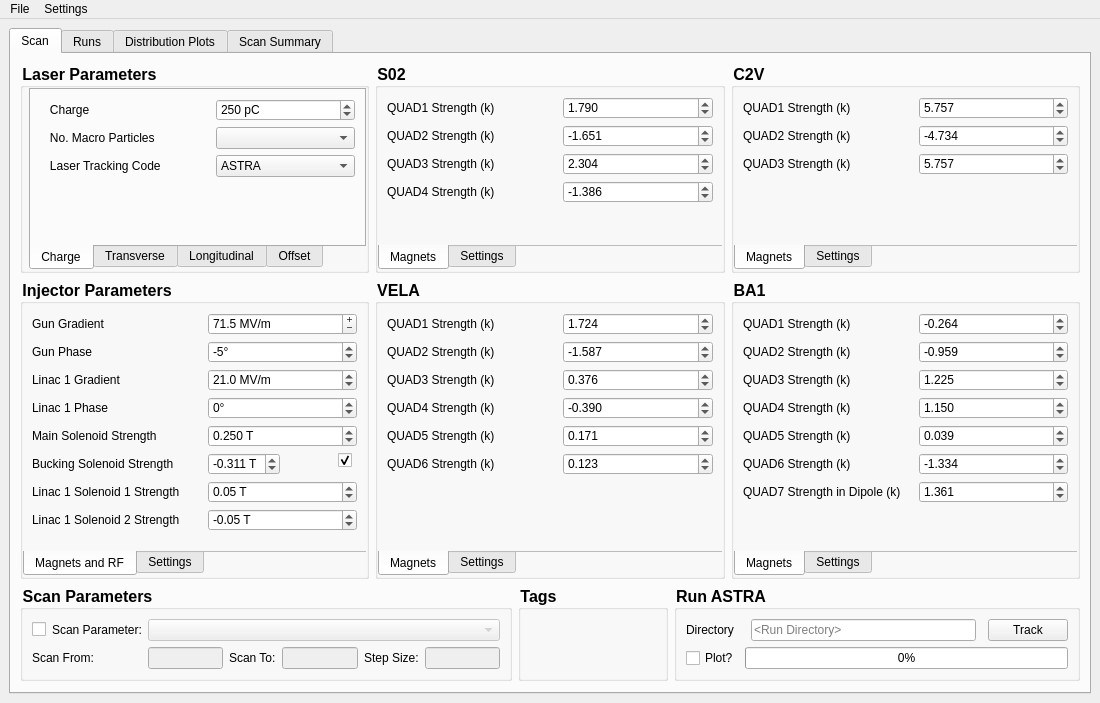
Before: the Qt Designer form astra_comparison_gui_tabs_Linac.ui in VELA-CLARA-software/OnlineModel, drawn with Qt 5.
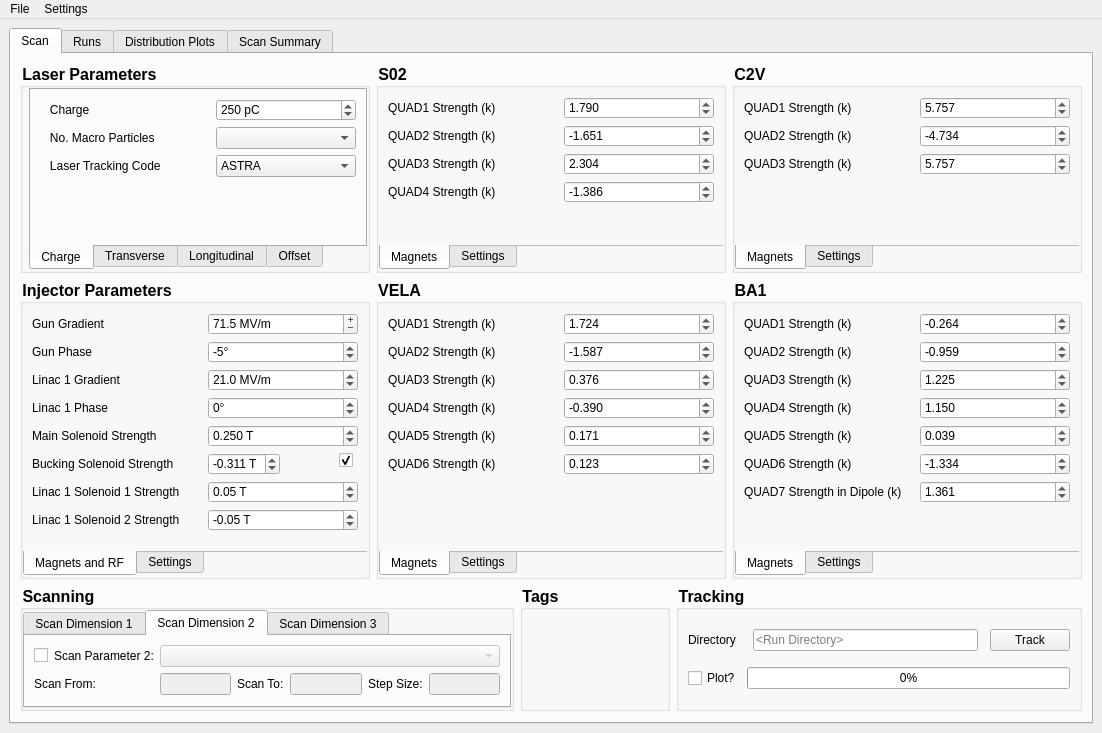
After: the same form once the commit is applied. The open tabs and pages were chosen to show the change. Custom widgets are drawn as their Qt base class.

Commit message: Started making 3D scans

```diff
--- a/astra_comparison_gui_tabs_Linac.ui
+++ b/astra_comparison_gui_tabs_Linac.ui
@@ -6,8 +6,8 @@
    <rect>
     <x>0</x>
     <y>0</y>
-    <width>1100</width>
-    <height>667</height>
+    <width>1102</width>
+    <height>690</height>
    </rect>
   </property>
   <property name="sizePolicy">
@@ -2042,23 +2042,36 @@
            </property>
            <item>
             <widget class="QGroupBox" name="scan_groupBox">
+             <property name="title">
+              <string>Scanning</string>
+             </property>
+             <layout class="QHBoxLayout" name="horizontalLayout_2">
+              <property name="spacing">
+               <number>0</number>
+              </property>
+              <property name="margin">
+               <number>0</number>
+              </property>
+              <item>
+               <widget class="QTabWidget" name="scan_tabWidget">
              <property name="maximumSize">
               <size>
                <width>500</width>
                <height>16777215</height>
               </size>
              </property>
-             <property name="title">
-              <string>Scan Parameters</string>
-             </property>
-             <property name="flat">
-              <bool>false</bool>
-             </property>
+                <property name="currentIndex">
+                 <number>0</number>
+                </property>
+                <widget class="QWidget" name="scan_tabWidgetPage1" native="true">
+                 <attribute name="title">
+                  <string>Scan Dimension 1</string>
+                 </attribute>
              <layout class="QGridLayout" name="parameter_scan_layout">
               <item row="1" column="1">
                <widget class="QLabel" name="parameter_scan_label_2">
                 <property name="text">
-                 <string>Scan Parameter:</string>
+                     <string>Scan Parameter 1:</string>
                 </property>
                </widget>
               </item>
@@ -2150,8 +2163,224 @@
                  </size>
                 </property>
                 <property name="accessibleName">
-                 <string>scan:parameter</string>
-                </property>
+                     <string>scan:parameter1</string>
+                    </property>
+                   </widget>
+                  </item>
+                 </layout>
+                </widget>
+                <widget class="QWidget" name="tab_12">
+                 <attribute name="title">
+                  <string>Scan Dimension 2</string>
+                 </attribute>
+                 <layout class="QGridLayout" name="gridLayout_2">
+                  <item row="0" column="0">
+                   <widget class="QCheckBox" name="parameter_scan_2">
+                    <property name="accessibleName">
+                     <string>scan:parameter2_scan</string>
+                    </property>
+                    <property name="text">
+                     <string/>
+                    </property>
+                    <property name="checked">
+                     <bool>false</bool>
+                    </property>
+                   </widget>
+                  </item>
+                  <item row="0" column="1">
+                   <widget class="QLabel" name="parameter_scan_label_3">
+                    <property name="text">
+                     <string>Scan Parameter 2:</string>
+                    </property>
+                   </widget>
+                  </item>
+                  <item row="0" column="2" colspan="5">
+                   <widget class="QComboBox" name="parameter_2">
+                    <property name="enabled">
+                     <bool>false</bool>
+                    </property>
+                    <property name="maximumSize">
+                     <size>
+                      <width>16777215</width>
+                      <height>16777215</height>
+                     </size>
+                    </property>
+                    <property name="accessibleName">
+                     <string>scan:parameter2</string>
+                    </property>
+                   </widget>
+                  </item>
+                  <item row="1" column="0" colspan="2">
+                   <widget class="QLabel" name="parameter_scan_from_value_label_3">
+                    <property name="text">
+                     <string>Scan From:</string>
+                    </property>
+                   </widget>
+                  </item>
+                  <item row="1" column="2">
+                   <widget class="QLineEdit" name="parameter_scan_from_value_2">
+                    <property name="enabled">
+                     <bool>false</bool>
+                    </property>
+                    <property name="accessibleName">
+                     <string>scan:parameter2_scan_from_value</string>
+                    </property>
+                   </widget>
+                  </item>
+                  <item row="1" column="3">
+                   <widget class="QLabel" name="parameter_scan_to_value_label_3">
+                    <property name="text">
+                     <string>Scan To:</string>
+                    </property>
+                   </widget>
+                  </item>
+                  <item row="1" column="4">
+                   <widget class="QLineEdit" name="parameter_scan_to_value_2">
+                    <property name="enabled">
+                     <bool>false</bool>
+                    </property>
+                    <property name="sizePolicy">
+                     <sizepolicy hsizetype="Preferred" vsizetype="Fixed">
+                      <horstretch>0</horstretch>
+                      <verstretch>0</verstretch>
+                     </sizepolicy>
+                    </property>
+                    <property name="accessibleName">
+                     <string>scan:parameter2_scan_to_value</string>
+                    </property>
+                   </widget>
+                  </item>
+                  <item row="1" column="5">
+                   <widget class="QLabel" name="parameter_scan_step_size_label_3">
+                    <property name="text">
+                     <string>Step Size:</string>
+                    </property>
+                   </widget>
+                  </item>
+                  <item row="1" column="6">
+                   <widget class="QLineEdit" name="parameter_scan_step_size_2">
+                    <property name="enabled">
+                     <bool>false</bool>
+                    </property>
+                    <property name="sizePolicy">
+                     <sizepolicy hsizetype="Preferred" vsizetype="Fixed">
+                      <horstretch>0</horstretch>
+                      <verstretch>0</verstretch>
+                     </sizepolicy>
+                    </property>
+                    <property name="accessibleName">
+                     <string>scan:parameter2_scan_step_size</string>
+                    </property>
+                   </widget>
+                  </item>
+                 </layout>
+                </widget>
+                <widget class="QWidget" name="tab_13">
+                 <attribute name="title">
+                  <string>Scan Dimension 3</string>
+                 </attribute>
+                 <layout class="QGridLayout" name="gridLayout_4">
+                  <item row="0" column="0">
+                   <widget class="QCheckBox" name="parameter_scan_3">
+                    <property name="accessibleName">
+                     <string>scan:parameter3_scan</string>
+                    </property>
+                    <property name="text">
+                     <string/>
+                    </property>
+                    <property name="checked">
+                     <bool>false</bool>
+                    </property>
+                   </widget>
+                  </item>
+                  <item row="0" column="1">
+                   <widget class="QLabel" name="parameter_scan_label_4">
+                    <property name="text">
+                     <string>Scan Parameter 3:</string>
+                    </property>
+                   </widget>
+                  </item>
+                  <item row="0" column="2" colspan="5">
+                   <widget class="QComboBox" name="parameter_3">
+                    <property name="enabled">
+                     <bool>false</bool>
+                    </property>
+                    <property name="maximumSize">
+                     <size>
+                      <width>16777215</width>
+                      <height>16777215</height>
+                     </size>
+                    </property>
+                    <property name="accessibleName">
+                     <string>scan:parameter3</string>
+                    </property>
+                   </widget>
+                  </item>
+                  <item row="1" column="0" colspan="2">
+                   <widget class="QLabel" name="parameter_scan_from_value_label_4">
+                    <property name="text">
+                     <string>Scan From:</string>
+                    </property>
+                   </widget>
+                  </item>
+                  <item row="1" column="2">
+                   <widget class="QLineEdit" name="parameter_scan_from_value_3">
+                    <property name="enabled">
+                     <bool>false</bool>
+                    </property>
+                    <property name="accessibleName">
+                     <string>scan:parameter3_scan_from_value</string>
+                    </property>
+                   </widget>
+                  </item>
+                  <item row="1" column="3">
+                   <widget class="QLabel" name="parameter_scan_to_value_label_4">
+                    <property name="text">
+                     <string>Scan To:</string>
+                    </property>
+                   </widget>
+                  </item>
+                  <item row="1" column="4">
+                   <widget class="QLineEdit" name="parameter_scan_to_value_3">
+                    <property name="enabled">
+                     <bool>false</bool>
+                    </property>
+                    <property name="sizePolicy">
+                     <sizepolicy hsizetype="Preferred" vsizetype="Fixed">
+                      <horstretch>0</horstretch>
+                      <verstretch>0</verstretch>
+                     </sizepolicy>
+                    </property>
+                    <property name="accessibleName">
+                     <string>scan:parameter3_scan_to_value</string>
+                    </property>
+                   </widget>
+                  </item>
+                  <item row="1" column="5">
+                   <widget class="QLabel" name="parameter_scan_step_size_label_4">
+                    <property name="text">
+                     <string>Step Size:</string>
+                    </property>
+                   </widget>
+                  </item>
+                  <item row="1" column="6">
+                   <widget class="QLineEdit" name="parameter_scan_step_size_3">
+                    <property name="enabled">
+                     <bool>false</bool>
+                    </property>
+                    <property name="sizePolicy">
+                     <sizepolicy hsizetype="Preferred" vsizetype="Fixed">
+                      <horstretch>0</horstretch>
+                      <verstretch>0</verstretch>
+                     </sizepolicy>
+                    </property>
+                    <property name="accessibleName">
+                     <string>scan:parameter3_scan_step_size</string>
+                    </property>
+                   </widget>
+                  </item>
+                 </layout>
+                </widget>
                </widget>
               </item>
              </layout>
@@ -2174,7 +2403,7 @@
            <item>
             <widget class="QGroupBox" name="directory_groupBox">
              <property name="title">
-              <string>Run ASTRA</string>
+              <string>Tracking</string>
              </property>
              <property name="flat">
               <bool>false</bool>
@@ -3531,7 +3760,7 @@
     <rect>
      <x>0</x>
      <y>0</y>
-     <width>1100</width>
+     <width>1102</width>
      <height>21</height>
     </rect>
    </property>
```
Left out of the diff: 12 changed lines with no effect on the pictures. Lines whose indentation alone changed are shown as unchanged. The commit also changes 2 other files.
